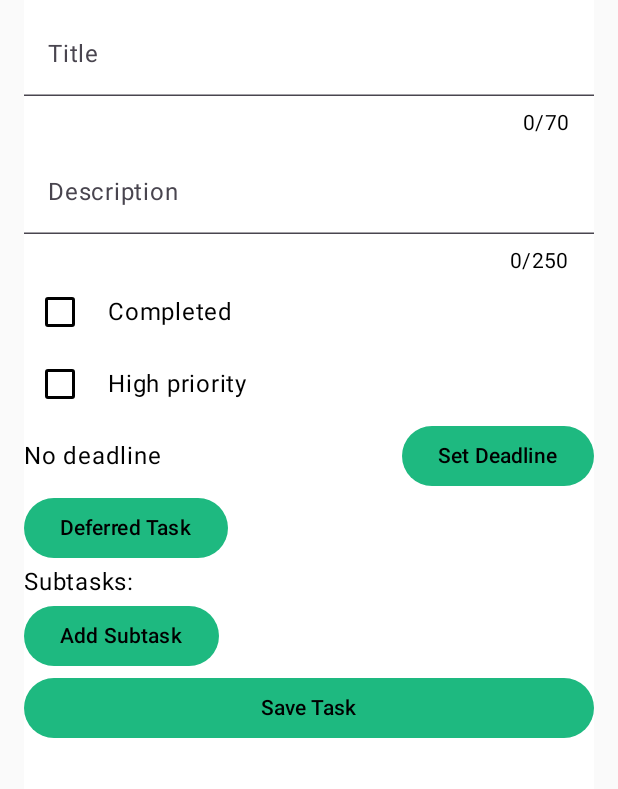
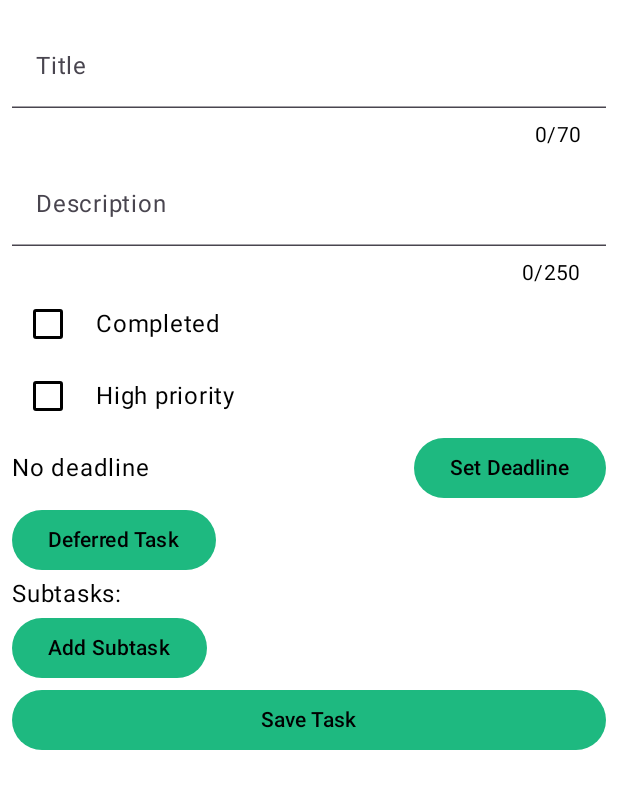
Before and after one commit to IFRAERI/ToDoList, an Android app built with Jetpack Compose: the AddEditTaskScreen screen opened through its navigation route, on a phone screen of 412 x 824 dp. Shown: the top 789 px of the screen. Run offline under Robolectric (Android 15) with nearby library versions, the light colour scheme and no system bars; our stand-ins replace AdMob, Firebase (no records; nobody signed in at launch, a user with empty details on screens opened directly), livedata-compose; 3 statements that could not run were skipped.

Commit message:
change folder

```diff
--- a/app/build.gradle.kts
+++ b/app/build.gradle.kts
@@ -12,8 +12,8 @@ android {
         applicationId = "aodintsov.to_do_list"
         minSdk = 28
         targetSdk = 34
-        versionCode = 1
-        versionName = "1.0"
+        versionCode = 4
+        versionName = "1.3"
 
         testInstrumentationRunner = "androidx.test.runner.AndroidJUnitRunner"
         vectorDrawables {
--- a/app/src/main/AndroidManifest.xml
+++ b/app/src/main/AndroidManifest.xml
@@ -2,6 +2,7 @@
 <manifest xmlns:android="http://schemas.android.com/apk/res/android"
     xmlns:tools="http://schemas.android.com/tools">
 
+    <uses-permission android:name="com.google.android.gms.permission.AD_ID" />
     <uses-permission android:name="android.permission.POST_NOTIFICATIONS" />
     <application
         android:allowBackup="true"
--- a/app/src/main/java/aodintsov/to_do_list/model/TaskRepository.kt
+++ b/app/src/main/java/aodintsov/to_do_list/model/TaskRepository.kt
@@ -13,4 +13,7 @@ interface TaskRepository {
     fun assignTaskToUser(taskId: String, assignedTo: String, onSuccess: () -> Unit, onFailure: (Exception) -> Unit)
     fun getDeferredTasks(userId: String, currentTime: Long, onSuccess: (List<Task>) -> Unit, onFailure: (Exception) -> Unit)
     fun activateDeferredTask(taskId: String, onSuccess: () -> Unit, onFailure: (Exception) -> Unit)
+
+       // Метод для получения количества завершённых задач
+    fun getCompletedTaskCount(userId: String, onSuccess: (Int) -> Unit, onFailure: (Exception) -> Unit)
 }
--- a/app/src/main/java/aodintsov/to_do_list/view/AddEditTaskScreen.kt
+++ b/app/src/main/java/aodintsov/to_do_list/view/AddEditTaskScreen.kt
@@ -78,9 +78,11 @@ fun AddEditTaskScreen(
     Box(
         modifier = modifier
             .fillMaxSize()
-            .padding(horizontal = 16.dp)
+            .padding(horizontal = 0.dp)
+
             .verticalScroll(rememberScrollState())
             .background(MaterialTheme.colorScheme.background)
+            .padding(8.dp)
     ) {
         Column(modifier = Modifier.fillMaxSize()) {
             TitleInput(
--- /dev/null
+++ b/app/src/main/java/aodintsov/to_do_list/view/BottomBarContent.kt
@@ -0,0 +1,29 @@
+// BottomBar.kt
+package aodintsov.to_do_list.view
+
+import androidx.compose.foundation.layout.fillMaxWidth
+import androidx.compose.foundation.layout.padding
+import androidx.compose.material3.*
+import androidx.compose.runtime.Composable
+import androidx.compose.ui.Modifier
+import androidx.compose.ui.text.style.TextAlign
+import androidx.compose.ui.unit.dp
+import androidx.compose.ui.res.stringResource
+import aodintsov.to_do_list.R
+
+@Composable
+fun BottomBarContent(
+    completedTaskCount: Int,
+    totalTaskCount: Int,
+    modifier: Modifier = Modifier
+) {
+
+        Text(
+            text = stringResource(id = R.string.completed_tasks, completedTaskCount, totalTaskCount),
+            style = MaterialTheme.typography.bodyLarge,
+            modifier = Modifier
+                .padding(start = 16.dp, top = 8.dp, bottom = 8.dp)
+                .fillMaxWidth(),
+            textAlign = TextAlign.Start
+        )
+    }
--- a/app/src/main/java/aodintsov/to_do_list/view/TaskListScreen.kt
+++ b/app/src/main/java/aodintsov/to_do_list/view/TaskListScreen.kt
@@ -4,6 +4,8 @@ import android.util.Log
 import androidx.compose.foundation.background
 import androidx.compose.foundation.layout.*
 import androidx.compose.foundation.lazy.LazyColumn
+import androidx.compose.material.icons.Icons
+import androidx.compose.material.icons.filled.Add
 import androidx.compose.material3.*
 import androidx.compose.runtime.*
 import androidx.compose.runtime.livedata.observeAsState
@@ -22,6 +24,7 @@ import aodintsov.to_do_list.viewmodel.TaskViewModelFactory
 import java.text.SimpleDateFormat
 import java.util.*
 
+
 @Composable
 fun TaskListScreen(
     navController: NavController,
@@ -30,6 +33,7 @@ fun TaskListScreen(
     authViewModelFactory: AuthViewModelFactory,
     modifier: Modifier = Modifier
 ) {
+
     val taskViewModel: TaskViewModel = viewModel(factory = taskViewModelFactory)
     val tasks by taskViewModel.tasks.observeAsState(emptyList())
     val isAscending by taskViewModel.isAscending.observeAsState(true)
@@ -39,6 +43,8 @@ fun TaskListScreen(
     val dateFormatter = SimpleDateFormat("yyyy-MM-dd", Locale.US)
     val today = dateFormatter.format(Date())
     var searchQuery by remember { mutableStateOf("") }
+    val completedTaskCount by taskViewModel.completedTaskCount.observeAsState(0)
+    val totalTaskCount by taskViewModel.totalTaskCount.observeAsState(0)
 
     val filteredTasks = tasks.filter {
         Log.d("TaskListScreen", "Filtering task: ${it.title}, Archived: ${it.archived}, Deferred: ${it.isDeferred}")
@@ -60,18 +66,17 @@ fun TaskListScreen(
         groupTasks.isNotEmpty()
     }
 
-
     LaunchedEffect(Unit) {
         val currentUserId = authViewModel.getCurrentUserId() ?: userId
         taskViewModel.fetchTasks(currentUserId)
-        //Log.d("TaskListScreen", "Tasks fetched for user: $currentUserId")
     }
 
     Scaffold(
         modifier = Modifier
             .fillMaxSize()
-            .padding(start = 8.dp, end = 8.dp),
+            .padding(start = 0.dp, end = 0.dp),
         topBar = {
+            Text(text = "Testing changes")
             TaskListTopBar(
                 searchQuery = searchQuery,
                 onSearchQueryChange = { newValue -> searchQuery = newValue },
@@ -89,8 +94,24 @@ fun TaskListScreen(
                 onSortOrderChange = { taskViewModel.toggleSortOrder() },
                 onLogoutClick = { showLogoutDialog = true }
             )
-
-
+        },
+        bottomBar = {
+            BottomBarContent(
+                completedTaskCount = completedTaskCount,
+                totalTaskCount = totalTaskCount
+            )
+        },
+        floatingActionButton = {
+            FloatingActionButton(
+                onClick = { navController.navigate("addEditTask") },
+                containerColor = MaterialTheme.colorScheme.primary,
+                contentColor = MaterialTheme.colorScheme.onPrimary
+            ) {
+                Icon(
+                    imageVector = Icons.Default.Add,
+                    contentDescription = stringResource(id = R.string.add_task)
+                )
+            }
         }
     ) { innerPadding ->
         Box(
@@ -101,7 +122,7 @@ fun TaskListScreen(
             Column(
                 modifier = modifier
                     .fillMaxSize()
-                    .padding(16.dp)
+                    .padding(4.dp)
             ) {
                 if (filteredTasks.isEmpty()) {
                     Text(text = stringResource(id = R.string.no_tasks_available))
@@ -119,7 +140,6 @@ fun TaskListScreen(
                                             TaskItem(
                                                 task = task,
                                                 onLongClick = {
-                                                   // Log.d("TaskListScreen", "Navigating to addEditTask with taskId: ${task.taskId}")
                                                     navController.navigate("addEditTask/${task.taskId}")
                                                 },
                                                 navController = navController,
@@ -134,13 +154,6 @@ fun TaskListScreen(
                     }
                     Spacer(modifier = Modifier.height(8.dp))
                     BannerAdView(modifier = Modifier.fillMaxWidth())
-                }
-                Spacer(modifier = Modifier.height(8.dp))
-                Button(
-                    onClick = { navController.navigate("addEditTask") },
-                    modifier = Modifier.align(Alignment.CenterHorizontally)
-                ) {
-                    Text(text = stringResource(id = R.string.add_task))
                 }
             }
         }
--- a/app/src/main/java/aodintsov/to_do_list/viewmodel/TaskViewModel.kt
+++ b/app/src/main/java/aodintsov/to_do_list/viewmodel/TaskViewModel.kt
@@ -20,6 +20,10 @@ class TaskViewModel(
     private var allTasks: List<Task> = listOf()
     private val _isAscending = MutableLiveData<Boolean>(true)
     val isAscending: LiveData<Boolean> = _isAscending
+    private val _completedTaskCount = MutableLiveData<Int>()
+    val completedTaskCount: LiveData<Int> = _completedTaskCount
+    private val _totalTaskCount = MutableLiveData<Int>()
+    val totalTaskCount: LiveData<Int> = _totalTaskCount
     private var deferredTaskJob: Job? = null
 
     init {
@@ -59,8 +63,12 @@ class TaskViewModel(
                     allTasks = taskList
                     _tasks.postValue(taskList)
                     savedStateHandle.set("tasks", taskList)
+                    _totalTaskCount.postValue(taskList.size)
+                    fetchCompletedTaskCount()
                 }, onFailure = {
                     _tasks.postValue(emptyList())
+                    _totalTaskCount.postValue(0)
+                    _completedTaskCount.postValue(0)
                 })
             }
         }
@@ -174,16 +182,7 @@ class TaskViewModel(
     }
 
 
-//    fun startDeferredTaskChecker() {
-//        if (deferredTaskJob == null || deferredTaskJob?.isActive == false) {
-//            deferredTaskJob = viewModelScope.launch {
-//                while (true) {
-//                    checkAndActivateDeferredTasks()
-//                    delay(3600000L)
-//                }
-//            }
-//        }
-//    }
+
 
     suspend fun checkAndActivateDeferredTasks() {
         val currentTime = System.currentTimeMillis()
@@ -212,6 +211,19 @@ class TaskViewModel(
             }
         )
     }
+    fun fetchCompletedTaskCount() {
+        val userId = authViewModel.getCurrentUserId()
+        if (userId != null) {
+            viewModelScope.launch {
+                repository.getCompletedTaskCount(userId, onSuccess = { count ->
+                    _completedTaskCount.postValue(count)
+                }, onFailure = {
+                    _completedTaskCount.postValue(0)
+                })
+            }
+        }
+    }
+
 
 
 
--- a/app/src/main/res/values/strings.xml
+++ b/app/src/main/res/values/strings.xml
@@ -67,6 +67,8 @@
     <string name="edit_task">Edit Task</string>
     <string name="date_format">dd MMMM yyyy</string>
     <string name="notification_permission_rationale">notification permission denied</string>
+    <string name="completed_tasks">Completed tasks: %1$d/%2$d</string>
+
 
 
 </resources>
```
Also changed, not shown: app/src/main/java/aodintsov/to_do_list/model/TaskRepositoryImpl.kt (+57 -13 lines), app/src/main/java/aodintsov/to_do_list/model/User.kt (+5 -3 lines), 14 other files.
